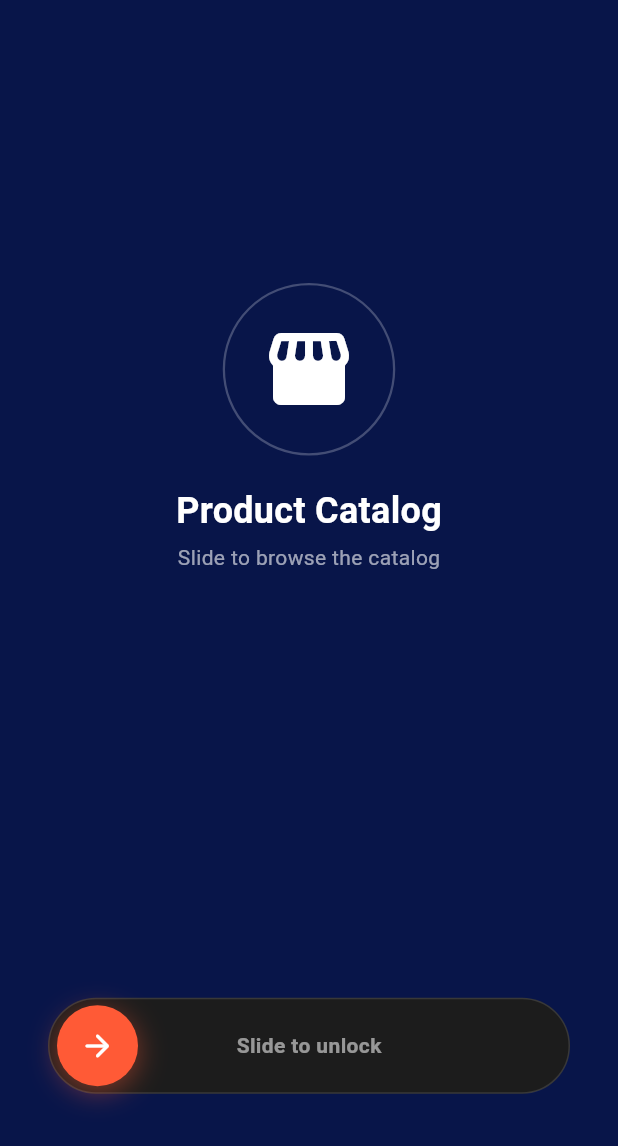
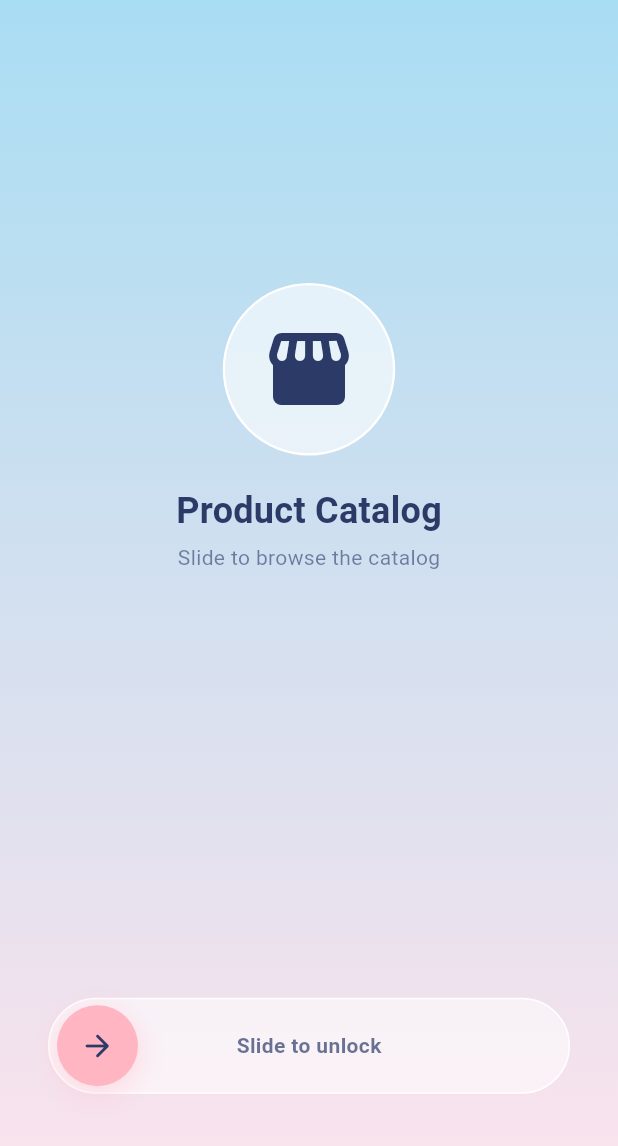
Before and after one commit to irdinaizzla/product_catalog_project, a Flutter app: the screen it shows after launch, on a phone screen of 412 x 824 dp. Shown: the top 1146 px of the screen. Run offline on Flutter 3.47's test engine with Material 3 defaults, Android fonts, the phone set to English and light mode, and no system bars.

Commit message:
added code organization structure

```diff
--- a/lib/product_repository.dart
+++ b/lib/data/items/product_item.dart
@@ -1,5 +1,5 @@
-import 'item_data_api.dart';
-import 'product.dart';
+import '../api/item_data_api.dart';
+import '../models/product.dart';
 
 /// Provides access to product data, wrapping the raw API responses into typed [Product] and [ProductListResult] models.
 class ProductRepository {
--- a/lib/main.dart
+++ b/lib/main.dart
@@ -1,29 +1,34 @@
 import 'package:flutter/material.dart';
 
-import 'unlock_screen.dart';
+import 'view/screens/product_list_screen.dart';
+import 'view/screens/unlock_screen.dart';
 
 void main() {
   runApp(const MyApp());
 }
 
-const Color _accent = Color(0xFFFF5A36);
+// Pastel Paddle Pop palette
+const Color _paddlepopBlue = Color(0xFFA9DDF3);   // pastel sky blue
+const Color _paddlepopPink = Color(0xFFFFB5C2);   // pastel raspberry
+const Color _paddlepopOrange = Color(0xFFFFD3A5); // pastel citrus
+const Color _inkNavy = Color(0xFF2B3A67);         // soft navy for text/contrast
 
 final ColorScheme _catalogColorScheme = const ColorScheme.light(
-  primary: Color(0xFF081549),
-  onPrimary: Colors.white,
-  primaryContainer: Color(0xFF081549),
-  onPrimaryContainer: Colors.white,
-  secondary: Color(0xFFEDEDED),
-  onSecondary: Color(0xFF081549),
-  secondaryContainer: Color(0xFFF5F5F5),
-  onSecondaryContainer: Color(0xFF081549),
-  tertiary: _accent,
-  onTertiary: Colors.white,
+  primary: _paddlepopBlue,
+  onPrimary: _inkNavy,
+  primaryContainer: _paddlepopBlue,
+  onPrimaryContainer: _inkNavy,
+  secondary: Color(0xFFFFF3D6), // pastel yellow-cream
+  onSecondary: _inkNavy,
+  secondaryContainer: Color(0xFFFFF8E8),
+  onSecondaryContainer: _inkNavy,
+  tertiary: _paddlepopPink,
+  onTertiary: _inkNavy,
   surface: Colors.white,
-  onSurface: Color(0xFF081549),
-  surfaceContainerHighest: Color(0xFFF2F2F2),
-  outline: Color(0xFFBDBDBD),
-  error: Color(0xFFE53935),
+  onSurface: _inkNavy,
+  surfaceContainerHighest: Color(0xFFFDF6EC),
+  outline: Color(0xFFE0D7C6),
+  error: Color(0xFFE58B8B),
   onError: Colors.white,
 );
 
@@ -39,31 +44,33 @@ class MyApp extends StatelessWidget {
         colorScheme: _catalogColorScheme,
         useMaterial3: true,
         scaffoldBackgroundColor: _catalogColorScheme.surface,
-        appBarTheme: AppBarTheme(
-          backgroundColor: Color(0xFF081549),
-          foregroundColor: Colors.white,
+        appBarTheme: const AppBarTheme(
+          backgroundColor: _paddlepopBlue,
+          foregroundColor: _inkNavy,
           elevation: 0,
         ),
-        floatingActionButtonTheme: FloatingActionButtonThemeData(
-          backgroundColor: _accent,
-          foregroundColor: Colors.white,
+        floatingActionButtonTheme: const FloatingActionButtonThemeData(
+          backgroundColor: _paddlepopOrange,
+          foregroundColor: _inkNavy,
         ),
         elevatedButtonTheme: ElevatedButtonThemeData(
           style: ElevatedButton.styleFrom(
-            backgroundColor: Color(0xFF081549),
-            foregroundColor: Colors.white,
+            backgroundColor: _paddlepopBlue,
+            foregroundColor: _inkNavy,
             shape: RoundedRectangleBorder(
               borderRadius: BorderRadius.circular(12),
             ),
           ),
         ),
-        textButtonTheme: TextButtonThemeData(
-          style: TextButton.styleFrom(foregroundColor: _accent),
+        textButtonTheme: const TextButtonThemeData(
+          style: ButtonStyle(
+            foregroundColor: WidgetStatePropertyAll(_paddlepopPink),
+          ),
         ),
         chipTheme: ChipThemeData(
-          backgroundColor: const Color(0xFFF2F2F2),
-          labelStyle: const TextStyle(color: Color(0xFF081549)),
-          selectedColor: _accent,
+          backgroundColor: const Color(0xFFFDF6EC),
+          labelStyle: const TextStyle(color: _inkNavy),
+          selectedColor: _paddlepopOrange,
           side: BorderSide.none,
         ),
       ),
@@ -87,7 +94,9 @@ class _AppGateState extends State<AppGate> {
   Widget build(BuildContext context) {
     return AnimatedSwitcher(
       duration: const Duration(milliseconds: 300),
-      child: UnlockScreen(
+      child: _unlocked
+          ? const ProductListScreen(key: ValueKey('catalog'))
+          : UnlockScreen(
         key: const ValueKey('unlock'),
         onUnlocked: () => setState(() => _unlocked = true),
       ),
--- a/lib/unlock_screen.dart
+++ /dev/null
@@ -1,174 +0,0 @@
-import 'package:flutter/material.dart';
-
-/// A "slide to unlock" splash gate: drag the handle to the end of the track to enter the catalog.
-/// Presentational app flow
-class UnlockScreen extends StatefulWidget {
-  const UnlockScreen({super.key, required this.onUnlocked});
-
-  final VoidCallback onUnlocked;
-
-  @override
-  State<UnlockScreen> createState() => _UnlockScreenState();
-}
-
-class _UnlockScreenState extends State<UnlockScreen>
-    with SingleTickerProviderStateMixin {
-  late final AnimationController _controller = AnimationController(
-    vsync: this,
-    duration: const Duration(milliseconds: 200),
-    lowerBound: 0,
-    upperBound: 1,
-  );
-
-  bool _unlocking = false;
-  double _maxDrag = 1;
-
-  static const double _handleSize = 56;
-  static const double _trackPadding = 4;
-
-  @override
-  void dispose() {
-    _controller.dispose();
-    super.dispose();
-  }
-
-  void _onDragUpdate(DragUpdateDetails details) {
-    if (_unlocking || _maxDrag <= 0) return;
-    final next =
-    (_controller.value + details.delta.dx / _maxDrag).clamp(0.0, 1.0);
-    _controller.value = next;
-  }
-
-  Future<void> _onDragEnd(DragEndDetails details) async {
-    if (_unlocking) return;
-    if (_controller.value >= 0.9) {
-      setState(() => _unlocking = true);
-      await _controller.animateTo(1, curve: Curves.easeOut);
-      widget.onUnlocked();
-    } else {
-      _controller.animateTo(0, curve: Curves.easeOut);
-    }
-  }
-
-  @override
-  Widget build(BuildContext context) {
-    final colorScheme = Theme.of(context).colorScheme;
-    // Black canvas, white type, and a single vivid accent on the
-    // drag handle so the mostly-monochrome screen still has a focal
-    // point telling the user where to interact.
-    final accent = colorScheme.tertiary;
-
-    return Scaffold(
-      backgroundColor: Color(0xFF081549),
-      body: SafeArea(
-        child: Column(
-          children: [
-            const Spacer(flex: 3),
-            Container(
-              padding: const EdgeInsets.all(24),
-              decoration: BoxDecoration(
-                shape: BoxShape.circle,
-                border: Border.all(color: Colors.white24, width: 1.5),
-              ),
-              child: const Icon(Icons.storefront_rounded,
-                  size: 64, color: Colors.white),
-            ),
-            const SizedBox(height: 20),
-            const Text(
-              'Product Catalog',
-              style: TextStyle(
-                color: Colors.white,
-                fontSize: 24,
-                fontWeight: FontWeight.bold,
-                letterSpacing: 0.2,
-              ),
-            ),
-            const SizedBox(height: 4),
-            const Text(
-              'Slide to browse the catalog',
-              style: TextStyle(color: Colors.white60, fontSize: 14),
-            ),
-            const Spacer(flex: 4),
-            Padding(
-              padding:
-              const EdgeInsets.symmetric(horizontal: 32, vertical: 32),
-              child: LayoutBuilder(
-                builder: (context, constraints) {
-                  _maxDrag =
-                      constraints.maxWidth - _handleSize - _trackPadding * 2;
-
-                  return AnimatedBuilder(
-                    animation: _controller,
-                    builder: (context, _) {
-                      final dragX = _controller.value * _maxDrag;
-                      return AnimatedOpacity(
-                        opacity: _unlocking ? 0 : 1,
-                        duration: const Duration(milliseconds: 150),
-                        child: Container(
-                          height: _handleSize + _trackPadding * 2,
-                          decoration: BoxDecoration(
-                            color: const Color(0xFF1C1C1C),
-                            borderRadius: BorderRadius.circular(999),
-                            border: Border.all(color: Colors.white12),
-                          ),
-                          child: Stack(
-                            alignment: Alignment.centerLeft,
-                            children: [
-                              Center(
-                                child: Opacity(
-                                  opacity: 1 - _controller.value,
-                                  child: const Text(
-                                    'Slide to unlock',
-                                    style: TextStyle(
-                                      color: Colors.white54,
-                                      fontWeight: FontWeight.w600,
-                                    ),
-                                  ),
-                                ),
-                              ),
-                              Padding(
-                                padding: const EdgeInsets.all(_trackPadding),
-                                child: GestureDetector(
-                                  onHorizontalDragUpdate: _onDragUpdate,
-                                  onHorizontalDragEnd: _onDragEnd,
-                                  child: Transform.translate(
-                                    offset: Offset(dragX, 0),
-                                    child: Container(
-                                      width: _handleSize,
-                                      height: _handleSize,
-                                      decoration: BoxDecoration(
-                                        color: accent,
-                                        shape: BoxShape.circle,
-                                        boxShadow: [
-                                          BoxShadow(
-                                            color: accent.withValues(
-                                                alpha: 0.45),
-                                            blurRadius: 16,
-                                            offset: const Offset(0, 4),
-                                          ),
-                                        ],
-                                      ),
-                                      child: const Icon(
-                                        Icons.arrow_forward_rounded,
-                                        color: Colors.white,
-                                      ),
-                                    ),
-                                  ),
-                                ),
-                              ),
-                            ],
-                          ),
-                        ),
-                      );
-                    },
-                  );
-                },
-              ),
-            ),
-            const Spacer(),
-          ],
-        ),
-      ),
-    );
-  }
-}
--- a/lib/product_list_controller.dart
+++ b/lib/view/controllers/product_list_controller.dart
@@ -1,8 +1,8 @@
 import 'dart:async';
 import 'package:flutter/foundation.dart';
 
-import 'product.dart';
-import 'product_repository.dart';
+import '../../data/models/product.dart';
+import '../../data/items/product_item.dart';
 
 enum ViewState { loading, success, empty, error }
 
--- a/lib/product_detail_screen.dart
+++ b/lib/view/screens/product_detail_screen.dart
@@ -1,8 +1,8 @@
 import 'package:flutter/material.dart';
 
-import 'product.dart';
-import 'product_repository.dart';
-import 'state_widgets.dart';
+import '../../data/models/product.dart';
+import '../../data/items/product_item.dart';
+import '../widgets/state_widgets.dart';
 
 /// Screen that fetches and displays the full details for a single product.
 class ProductDetailScreen extends StatefulWidget {
--- /dev/null
+++ b/lib/view/screens/unlock_screen.dart
@@ -0,0 +1,186 @@
+import 'package:flutter/material.dart';
+
+/// A "slide to unlock" splash gate: drag the handle to the end of the track to enter the catalog.
+/// Presentational app flow
+class UnlockScreen extends StatefulWidget {
+  const UnlockScreen({super.key, required this.onUnlocked});
+
+  final VoidCallback onUnlocked;
+
+  @override
+  State<UnlockScreen> createState() => _UnlockScreenState();
+}
+
+class _UnlockScreenState extends State<UnlockScreen>
+    with SingleTickerProviderStateMixin {
+  late final AnimationController _controller = AnimationController(
+    vsync: this,
+    duration: const Duration(milliseconds: 200),
+    lowerBound: 0,
+    upperBound: 1,
+  );
+
+  bool _unlocking = false;
+  double _maxDrag = 1;
+
+  static const double _handleSize = 56;
+  static const double _trackPadding = 4;
+
+  @override
+  void dispose() {
+    _controller.dispose();
+    super.dispose();
+  }
+
+  void _onDragUpdate(DragUpdateDetails details) {
+    if (_unlocking || _maxDrag <= 0) return;
+    final next =
+    (_controller.value + details.delta.dx / _maxDrag).clamp(0.0, 1.0);
+    _controller.value = next;
+  }
+
+  Future<void> _onDragEnd(DragEndDetails details) async {
+    if (_unlocking) return;
+    if (_controller.value >= 0.9) {
+      setState(() => _unlocking = true);
+      await _controller.animateTo(1, curve: Curves.easeOut);
+      widget.onUnlocked();
+    } else {
+      _controller.animateTo(0, curve: Curves.easeOut);
+    }
+  }
+
+  @override
+  Widget build(BuildContext context) {
+    final colorScheme = Theme.of(context).colorScheme;
+    // Pastel raspberry accent on the drag handle so the soft,
+    // mostly pastel-blue screen still has a clear focal point.
+    final accent = colorScheme.tertiary;
+    final ink = colorScheme.onPrimary;
+
+    return Scaffold(
+      // Pastel sky-blue-to-pink gradient canvas, dark-ink type for contrast.
+      body: DecoratedBox(
+        decoration: const BoxDecoration(
+          gradient: LinearGradient(
+            begin: Alignment.topCenter,
+            end: Alignment.bottomCenter,
+            colors: [
+              Color(0xFFA9DDF3), // pastel sky blue
+              Color(0xFFFFE3EC), // pastel pink-white
+            ],
+          ),
+        ),
+        child: SafeArea(
+          child: Column(
+            children: [
+              const Spacer(flex: 3),
+              Container(
+                padding: const EdgeInsets.all(24),
+                decoration: BoxDecoration(
+                  color: Colors.white.withValues(alpha: 0.6),
+                  shape: BoxShape.circle,
+                  border: Border.all(color: Colors.white, width: 1.5),
+                ),
+                child: Icon(Icons.storefront_rounded, size: 64, color: ink),
+              ),
+              const SizedBox(height: 20),
+              Text(
+                'Product Catalog',
+                style: TextStyle(
+                  color: ink,
+                  fontSize: 24,
+                  fontWeight: FontWeight.bold,
+                  letterSpacing: 0.2,
+                ),
+              ),
+              SizedBox(height: 4),
+              Text(
+                'Slide to browse the catalog',
+                style: TextStyle(color: ink.withValues(alpha: 0.6), fontSize: 14),
+              ),
+              const Spacer(flex: 4),
+              Padding(
+                padding:
+                const EdgeInsets.symmetric(horizontal: 32, vertical: 32),
+                child: LayoutBuilder(
+                  builder: (context, constraints) {
+                    _maxDrag =
+                        constraints.maxWidth - _handleSize - _trackPadding * 2;
+
+                    return AnimatedBuilder(
+                      animation: _controller,
+                      builder: (context, _) {
+                        final dragX = _controller.value * _maxDrag;
+                        return AnimatedOpacity(
+                          opacity: _unlocking ? 0 : 1,
+                          duration: const Duration(milliseconds: 150),
+                          child: Container(
+                            height: _handleSize + _trackPadding * 2,
+                            decoration: BoxDecoration(
+                              color: Colors.white.withValues(alpha: 0.55),
+                              borderRadius: BorderRadius.circular(999),
+                              border: Border.all(color: Colors.white),
+                            ),
+                            child: Stack(
+                              alignment: Alignment.centerLeft,
+                              children: [
+                                Center(
+                                  child: Opacity(
+                                    opacity: 1 - _controller.value,
+                                    child: Text(
+                                      'Slide to unlock',
+                                      style: TextStyle(
+                                        color: ink.withValues(alpha: 0.7),
+                                        fontWeight: FontWeight.w600,
+                                      ),
+                                    ),
+                                  ),
+                                ),
+                                Padding(
+                                  padding: const EdgeInsets.all(_trackPadding),
+                                  child: GestureDetector(
+                                    onHorizontalDragUpdate: _onDragUpdate,
+                                    onHorizontalDragEnd: _onDragEnd,
+                                    child: Transform.translate(
+                                      offset: Offset(dragX, 0),
+                                      child: Container(
+                                        width: _handleSize,
+                                        height: _handleSize,
+                                        decoration: BoxDecoration(
+                                          color: accent,
+                                          shape: BoxShape.circle,
+                                          boxShadow: [
+                                            BoxShadow(
+                                              color: accent.withValues(
+                                                  alpha: 0.45),
+                                              blurRadius: 16,
+                                              offset: const Offset(0, 4),
+                                            ),
+                                          ],
+                                        ),
+                                        child: Icon(
+                                          Icons.arrow_forward_rounded,
+                                          color: ink,
+                                        ),
+                                      ),
+                                    ),
+                                  ),
+                                ),
+                              ],
+                            ),
+                          ),
+                        );
+                      },
+                    );
+                  },
+                ),
+              ),
+              const Spacer(),
+            ],
+          ),
+        ),
+      ),
+    );
+  }
+}
--- a/lib/product_card.dart
+++ b/lib/view/widgets/product_card.dart
@@ -1,5 +1,5 @@
 import 'package:flutter/material.dart';
-import 'product.dart';
+import '../../data/models/product.dart';
 
 /// A tappable card that displays a product's thumbnail, title, and price.
 class ProductCard extends StatelessWidget {
```
Also changed, not shown: lib/view/screens/product_list_screen.dart (renamed from lib/product_list_screen.dart, +4 -4 lines), lib/data/api/item_data_api.dart (renamed from lib/item_data_api.dart), lib/data/api/service_api.dart (renamed from lib/service_api.dart), lib/data/models/product.dart (renamed from lib/product.dart), lib/view/widgets/state_widgets.dart (renamed from lib/state_widgets.dart).
